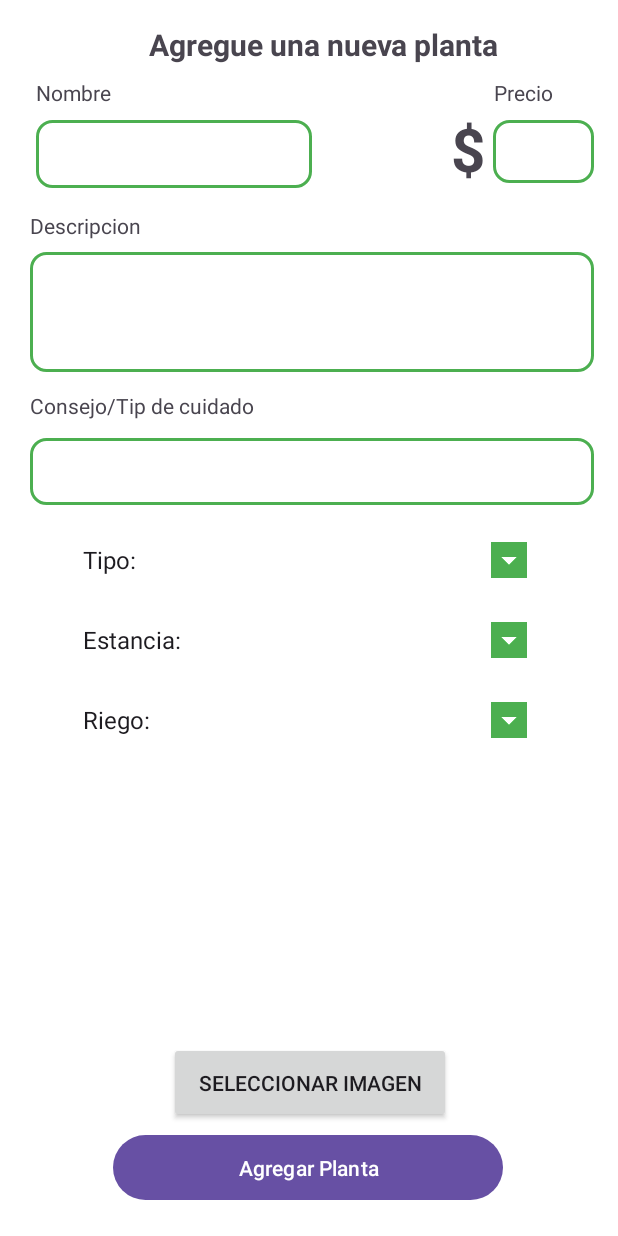
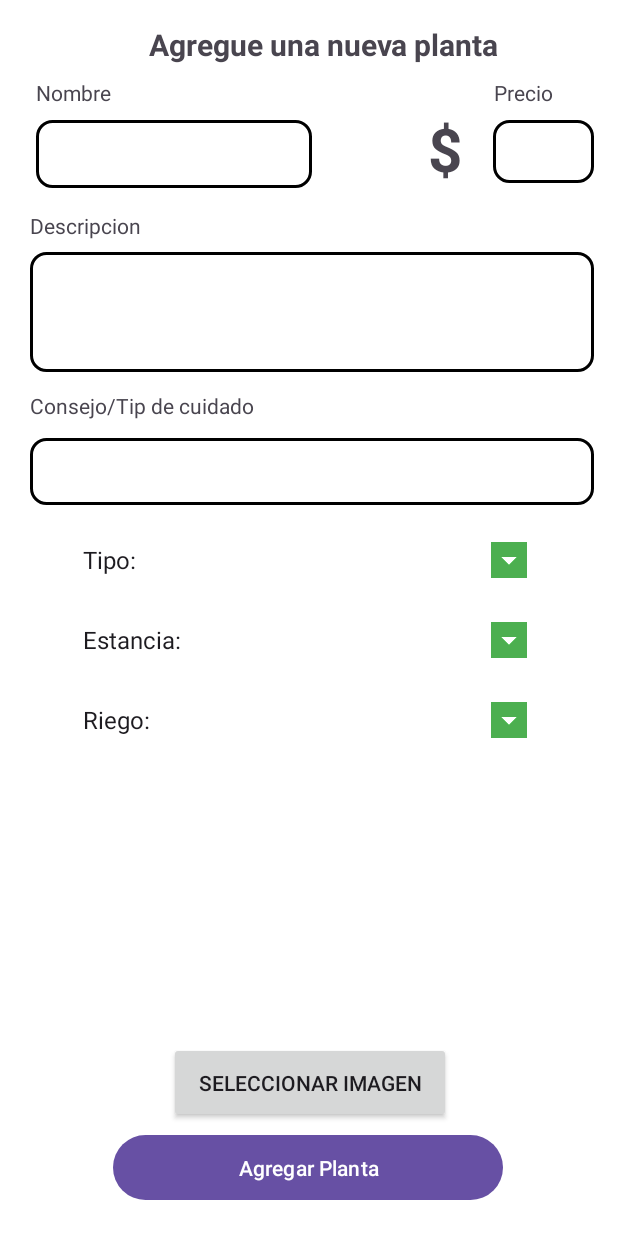
Before and after one commit to AxellSC/GreenLeaf-V1.0.0, an Android app: the FormActivity screen opened directly, with no data from a screen before it, on a phone screen of 412 x 824 dp. Run offline under Robolectric (Android 15) with nearby library versions, the phone set to English and light mode, and no system bars; our stand-ins replace Firebase (no records; nobody signed in at launch, a user with empty details on screens opened directly).

Commit message:
Se cambió el color del form y se redirigió al tipo de usuario admin

```diff
--- a/app/src/main/java/com/example/greenleaf_v100/view/LoginActivity.kt
+++ b/app/src/main/java/com/example/greenleaf_v100/view/LoginActivity.kt
@@ -77,7 +77,7 @@ class LoginActivity : AppCompatActivity() {
             // Navegar según tipo
             when (tipoUsuario) {
                 UserType.ADMIN -> {
-                    val intent = Intent(this, FormActivity::class.java)
+                    val intent = Intent(this, CatalogoActivity::class.java)
                     intent.putExtra("PROFILE", result.profileData as Serializable)
                     startActivity(intent)
                     finish()
--- a/app/src/main/res/drawable/input_bg.xml
+++ b/app/src/main/res/drawable/input_bg.xml
@@ -1,7 +1,7 @@
 <?xml version="1.0" encoding="utf-8"?>
 <shape xmlns:tools="http://schemas.android.com/tools"
     xmlns:android="http://schemas.android.com/apk/res/android">
-    <stroke android:color="@color/green" android:width="2dp"
+    <stroke android:color="@color/black" android:width="2dp"
         tools:ignore="MissingPrefix" />
     <corners android:radius="10dp"/>
 </shape>
--- a/app/src/main/res/layout/activity_form.xml
+++ b/app/src/main/res/layout/activity_form.xml
@@ -109,7 +109,7 @@
         android:textSize="40sp"
         android:textStyle="bold"
         app:layout_constraintEnd_toEndOf="parent"
-        app:layout_constraintHorizontal_bias="0.56"
+        app:layout_constraintHorizontal_bias="0.469"
 
         app:layout_constraintStart_toEndOf="@+id/etNombre"
         app:layout_constraintTop_toTopOf="parent" />
```
